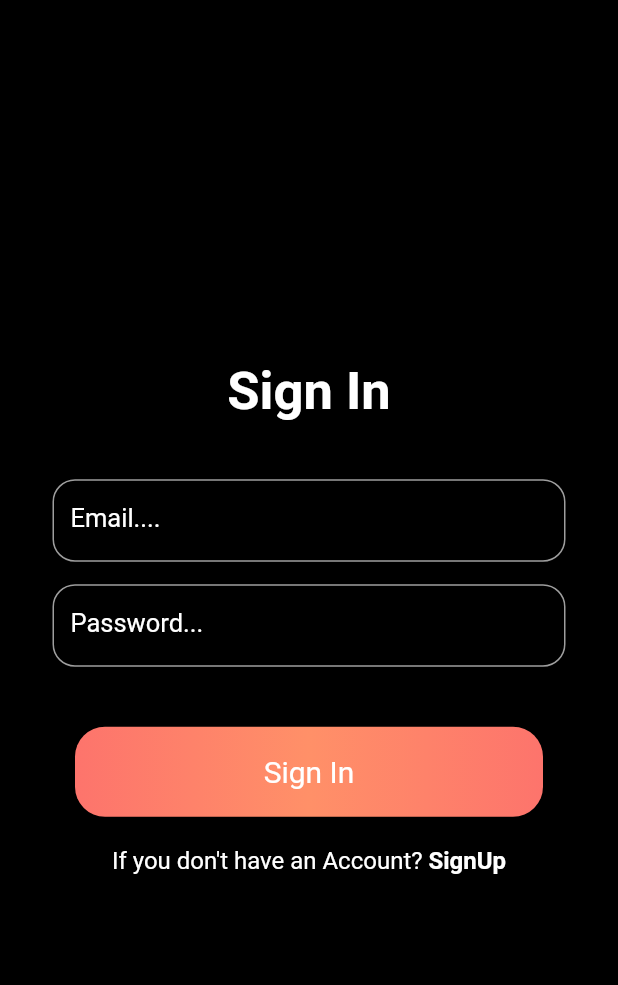
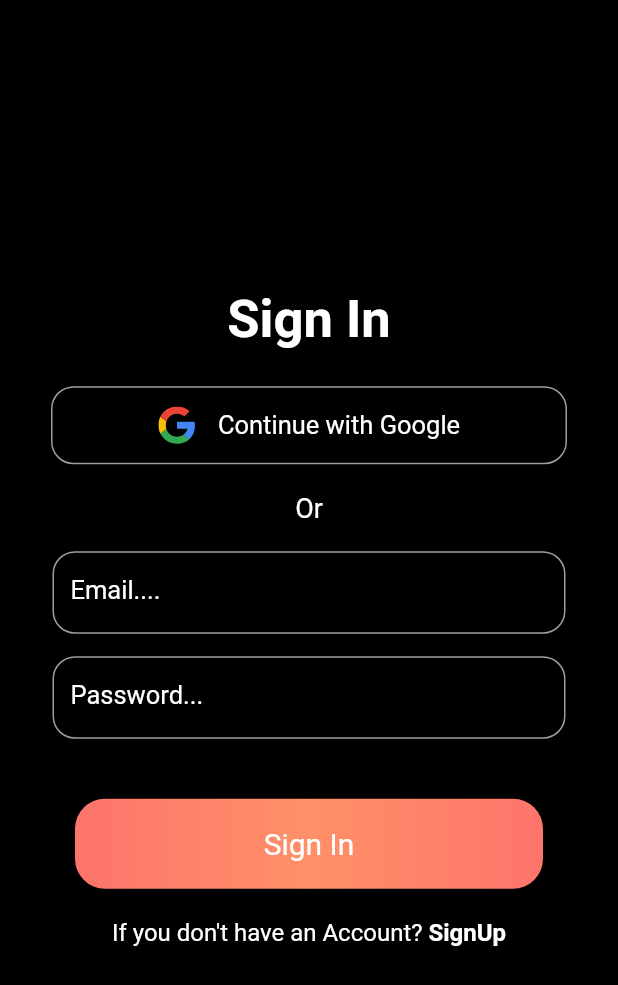
Before and after one commit to IITG-location-tracking-app/location_tracking_app_iitg, a Flutter app: the screen it shows after launch, on a phone screen of 412 x 824 dp. Shown: the top 985 px of the screen. Run offline on Flutter 3.47's test engine with Material 2 defaults, Android fonts, the phone set to English and light mode, and no system bars; our stand-ins replace cloud_firestore, firebase_auth, firebase_core, firebase_storage, flutter_spinkit, flutter_svg and 5 more; missing offline and left inert: geoflutterfire; accounts and stored records are empty.

Commit message:
gsign in added

```diff
--- a/lib/pages/Authenticate/SignInPage.dart
+++ b/lib/pages/Authenticate/SignInPage.dart
@@ -2,7 +2,7 @@ import 'package:flutter/material.dart';
 import 'package:flutter_svg/flutter_svg.dart';
 import 'package:firebase_auth/firebase_auth.dart' as firebase_auth;
 import 'package:location_tracking_app_iitg/shared/loading.dart';
-
+import 'package:location_tracking_app_iitg/Service/Auth_Service.dart';
 class SignInPage extends StatefulWidget {
   SignInPage({Key? key}) : super(key: key);
 
@@ -16,6 +16,7 @@ class _SignInPageState extends State<SignInPage> {
   TextEditingController _pwdController = TextEditingController();
   bool circular = false;
   bool loading = false;
+  AuthClass authClass = AuthClass();
 
   @override
   Widget build(BuildContext context) {
@@ -40,6 +41,23 @@ class _SignInPageState extends State<SignInPage> {
                     ),
                     SizedBox(
                       height: 20,
+                    ),
+                    buttonItem("assets/google.svg", "Continue with Google", 25,
+                        () async {
+                      setState(() {
+                        loading = true;
+                      });
+                      await authClass.googleSignIn(context);
+                      // setState(() {
+                      //   loading = false;
+                      // });
+                    }),
+                    SizedBox(
+                      height: 15,
+                    ),
+                    Text(
+                      "Or",
+                      style: TextStyle(color: Colors.white, fontSize: 18),
                     ),
                     SizedBox(
                       height: 18,
--- a/lib/pages/Maps/map.dart
+++ b/lib/pages/Maps/map.dart
@@ -38,7 +38,7 @@ class _MapScreenState extends State<MapScreen> {
   @override
   Widget build(BuildContext context) {
     return isLoading
-        ? CircularProgressIndicator()
+        ? Center(child: CircularProgressIndicator())
         : Stack(
             children: <Widget>[
               GoogleMap(
--- a/pubspec.yaml
+++ b/pubspec.yaml
@@ -60,9 +60,8 @@ flutter:
   uses-material-design: true
 
   # To add assets to your application, add an assets section, like this:
-  # assets:
-  #   - images/a_dot_burr.jpeg
-  #   - images/a_dot_ham.jpeg
+  assets:
+    - assets/
 
   # An image asset can refer to one or more resolution-specific "variants", see
   # https://flutter.dev/assets-and-images/#resolution-aware.
```
Also changed, not shown: lib/Service/Auth_Service.dart (+32 -1 lines), assets/google.svg (added), assets/phone.svg (added), 1 other file.
